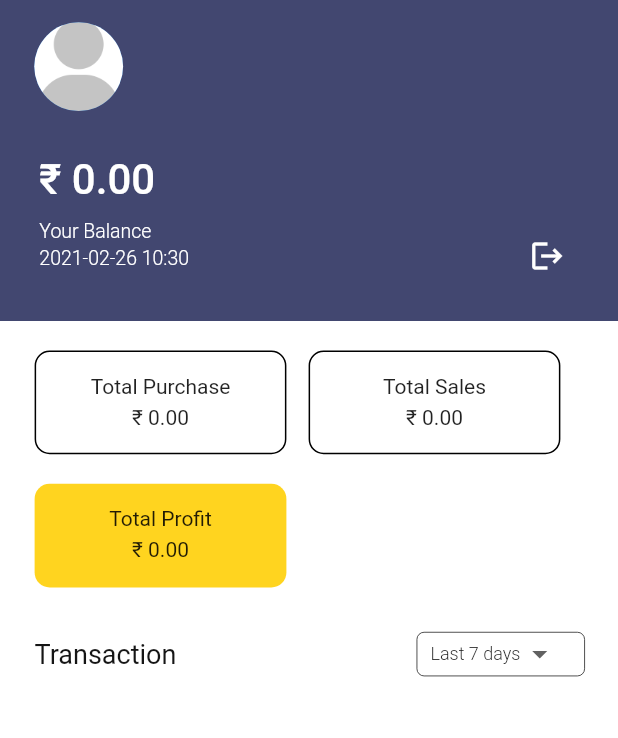
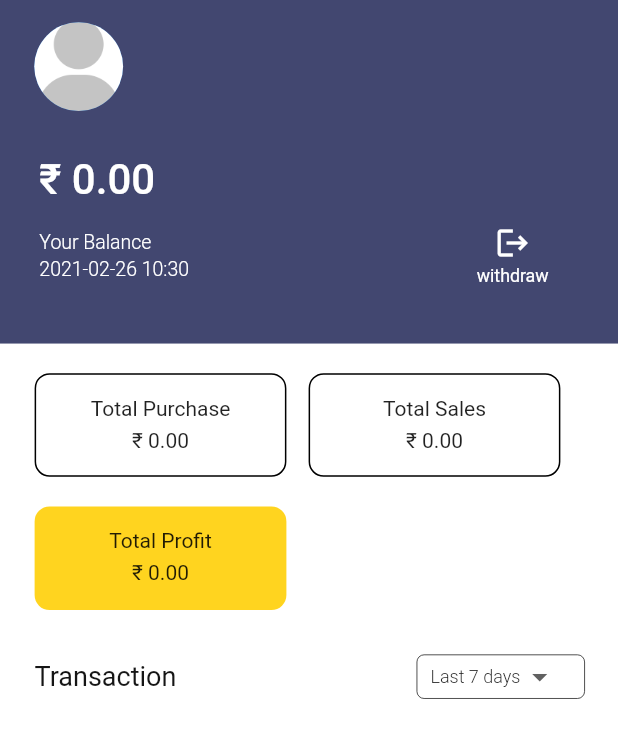
Before and after one commit to ptlmay25/Flutter_app_frontend, a Flutter app: the Accounttab screen opened directly, on a phone screen of 412 x 824 dp. Shown: the top 738 px of the screen. Run offline on Flutter 3.47's test engine with Material 2 defaults, Android fonts, the phone set to English and light mode, and no system bars; our stand-ins replace firebase_auth, fl_chart, fluttertoast, share; missing offline and left inert: dart:ffi, razorpay_flutter, sms_otp_auto_verify; accounts and stored records are empty; network calls fail.

Commit message:
Your Position Card Completed

```diff
--- a/ibiz/lib/models/WithdrawHistory.dart
+++ b/ibiz/lib/models/WithdrawHistory.dart
@@ -1,7 +1,7 @@
 import 'package:ibiz/view/bottom/AccountTab/withdraw.dart';
 
 class WithdrawHistory {
-  String id, request_number, name, UPI, BankAccountNumber, IFSC;
+  String id, user_id, request_number, name, UPI, BankAccountNumber, IFSC;
   String date;
   int total_amount;
 
@@ -13,5 +13,6 @@ class WithdrawHistory {
       this.BankAccountNumber,
       this.request_number,
       this.total_amount,
-      this.date});
+      this.date,
+      this.user_id});
 }
--- a/ibiz/lib/models/usermodel.dart
+++ b/ibiz/lib/models/usermodel.dart
@@ -20,7 +20,9 @@ class UserModel with ChangeNotifier {
       this.zipcode,
       // ignore: non_constant_identifier_names
       this.acc_bal,
-      this.tokens});
+      this.tokens,
+      this.total_purchase,
+      this.total_sell});
   String id,
       username,
       gender,
@@ -39,7 +41,7 @@ class UserModel with ChangeNotifier {
       IFSC;
   int tokens;
   // ignore: non_constant_identifier_names
-  double acc_bal;
+  double acc_bal, total_purchase, total_sell;
 
   void updateTokenAndBal({newToken, newBal}) {
     this.tokens = newToken;
--- a/ibiz/lib/service/database/api.dart
+++ b/ibiz/lib/service/database/api.dart
@@ -1,4 +1,4 @@
 class Api{
-  final String baseurl = "https://tranquil-river-00045.herokuapp.com/api/";
-  // final String baseurl = "http://192.168.43.24:5000/api/";
+  // final String baseurl = "https://tranquil-river-00045.herokuapp.com/api/";
+  final String baseurl = "http://192.168.43.24:5000/api/";
 }
--- a/ibiz/lib/service/database/tokendb.dart
+++ b/ibiz/lib/service/database/tokendb.dart
@@ -13,7 +13,7 @@ class TokenDb {
 
     List tokenList = json.decode(response.body)['data'];
     // print("tokenResp:"+tokenList[0].toString());
-    print(tokenList.length);
+    // print(tokenList.length);
     if (tokenList.length > 0) {
       return List.generate(tokenList.length, (index) {
         return Token(
--- a/ibiz/lib/view/bottom/AccountTab/accounttab.dart
+++ b/ibiz/lib/view/bottom/AccountTab/accounttab.dart
@@ -1,3 +1,5 @@
+import 'dart:ffi';
+
 import 'package:flutter/material.dart';
 import 'package:ibiz/models/transaction.dart';
 import 'package:ibiz/models/usermodel.dart';
@@ -30,7 +32,7 @@ class _AccounttabState extends State<Accounttab> {
     UserModel userModel = Provider.of<UserModel>(context);
     return Scaffold(
       backgroundColor: Colors.white,
-      body: Column(
+      body: ListView(
         children: <Widget>[
           // Container(
           //     color: Color.fromARGB(255, 66, 71, 112),
@@ -195,15 +197,18 @@ class _AccounttabState extends State<Accounttab> {
                   ),
                 ),
                 SizedBox(height: 10 * SizeConfig.heightMultiplier),
-                Row(
+                Padding(
+                  padding: EdgeInsets.only(
+                      left: 25 * SizeConfig.widthMultiplier,
+                      right: 25 * SizeConfig.widthMultiplier),
+                  child: Row(
                     children: [
-                    SizedBox(width: 25 * SizeConfig.widthMultiplier),
                       Expanded(
                         child: Column(children: [
                           Align(
                             alignment: Alignment.topLeft,
                             child: Text(
-                            "Your Balance",
+                              "Your Balance        ",
                               style: TextStyle(
                                 color: Colors.white,
                                 fontSize: 13,
@@ -227,16 +232,26 @@ class _AccounttabState extends State<Accounttab> {
                           ),
                         ]),
                       ),
-                    Padding(
-                      padding: EdgeInsets.only(
-                          right: 25 * SizeConfig.widthMultiplier),
-                      child: SizedBox(
+                      FlatButton(
+                          child: Column(
+                            children: [
+                              SizedBox(
                                 height: 25 * SizeConfig.heightMultiplier,
                                 width: 40 * SizeConfig.widthMultiplier,
-                        child: IconButton(
-                            icon: Icon(
+                                child: Icon(
                                   Icons.logout,
                                   color: Colors.white,
+                                ),
+                              ),
+                              SizedBox(height: 3 * SizeConfig.heightMultiplier),
+                              Text(
+                                'withdraw',
+                                style: TextStyle(
+                                    color: Colors.white,
+                                    fontSize: 12 * SizeConfig.heightMultiplier,
+                                    fontWeight: FontWeight.normal),
+                              )
+                            ],
                           ),
                           onPressed: () {
                             Navigator.of(context).push(MaterialPageRoute(
@@ -247,9 +262,8 @@ class _AccounttabState extends State<Accounttab> {
                                             value: userModel,
                                             child: Withdraw()))));
                           }),
+                    ],
                   ),
-                    )
-                  ],
                 ),
                 SizedBox(height: 35 * SizeConfig.heightMultiplier),
               ])),
@@ -272,7 +286,7 @@ class _AccounttabState extends State<Accounttab> {
                         SizedBox(height: 15 * SizeConfig.heightMultiplier),
                         Text("Total Purchase"),
                         SizedBox(height: 5 * SizeConfig.heightMultiplier),
-                        Text(curf.format(userModel.acc_bal)),
+                        Text(curf.format(userModel.total_purchase)),
                       ]),
                     ),
                     SizedBox(width: 15 * SizeConfig.heightMultiplier),
@@ -286,7 +300,7 @@ class _AccounttabState extends State<Accounttab> {
                         SizedBox(height: 15 * SizeConfig.heightMultiplier),
                         Text("Total Sales"),
                         SizedBox(height: 5 * SizeConfig.heightMultiplier),
-                        Text(curf.format(userModel.acc_bal)),
+                        Text(curf.format(userModel.total_sell)),
                       ]),
                     ),
                   ],
@@ -304,7 +318,10 @@ class _AccounttabState extends State<Accounttab> {
                         SizedBox(height: 15 * SizeConfig.heightMultiplier),
                         Text("Total Profit"),
                         SizedBox(height: 5 * SizeConfig.heightMultiplier),
-                        Text(curf.format(userModel.acc_bal)),
+                        Text(curf.format(
+                            (userModel.total_purchase - userModel.total_sell)
+                                .toDouble()
+                                .abs())),
                       ]),
                     ),
                     Container(
@@ -387,7 +404,9 @@ class _AccounttabState extends State<Accounttab> {
               ],
             ),
           ),
-          FutureBuilder(
+          Container(
+            height: 650 * SizeConfig.heightMultiplier,
+            child: FutureBuilder(
               future: TransactionDb().getTransactions(id: userModel.id),
               builder: (context, AsyncSnapshot snapshot) {
                 if (snapshot.hasData) {
@@ -404,6 +423,7 @@ class _AccounttabState extends State<Accounttab> {
                   return Text("");
                 }
               },
+            ),
           ),
         ],
       ),
--- a/ibiz/lib/view/navbar/profile.dart
+++ b/ibiz/lib/view/navbar/profile.dart
@@ -339,7 +339,7 @@ class _ProfileState extends State<Profile> {
                             child: Align(
                               alignment: Alignment.topLeft,
                               child: DropdownButton(
-                                //hint: Text(userModel.state),
+                                hint: Text(userModel.state),
                                 value: _selectedLocation,
                                 onChanged: (newValue) {
                                   setState(() {
--- a/ibiz/lib/view/navbar/withdrawal_history.dart
+++ b/ibiz/lib/view/navbar/withdrawal_history.dart
@@ -78,6 +78,7 @@ class _Withdraw_HistoryState extends State<Withdraw_History> {
 
   Widget getList(WithdrawHistory data) {
     print('getList');
+    if (data.user_id == widget.userModel.id) {
       return Padding(
         padding: EdgeInsets.only(
           top: 25 * SizeConfig.heightMultiplier,
@@ -136,5 +137,8 @@ class _Withdraw_HistoryState extends State<Withdraw_History> {
           ],
         ),
       );
+    } else {
+      return Container();
     }
   }
+}
```
Also changed, not shown: ibiz/lib/service/database/userdb.dart (+20 -17 lines), ibiz/lib/service/database/witdhrawhistorydb.dart (+4 -3 lines), ibiz/lib/view/bottom/AccountTab/withdraw.dart (+14 -7 lines), ibiz/lib/view/bottom/HomeTab/hometab.dart (+53 -45 lines), ibiz/lib/view/bottom/SearchTab/searchtab.dart (+21 -10 lines). Lines whose indentation alone changed are shown as unchanged.
